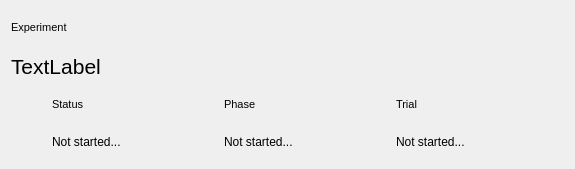
This is libs/habutil/habit/HExperimentStatusForm.ui in djsperka/habit2-src as Qt 5 draws it before an edit. The edited form follows.
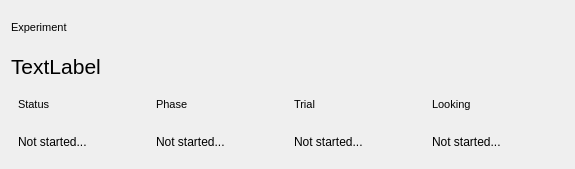
This is the edited form.

Commit message: Implement testing scheme, reorganize (messily) HExperiment and related stuff.

The edit to the form file:
```diff
--- a/libs/habutil/habit/HExperimentStatusForm.ui
+++ b/libs/habutil/habit/HExperimentStatusForm.ui
@@ -13,7 +13,7 @@
   <property name="windowTitle">
    <string>Form</string>
   </property>
-  <layout class="QVBoxLayout" name="verticalLayout_5">
+  <layout class="QVBoxLayout" name="verticalLayout_6">
    <item>
     <layout class="QVBoxLayout" name="verticalLayout">
      <item>
@@ -161,6 +161,41 @@
        </item>
       </layout>
      </item>
+     <item>
+      <layout class="QVBoxLayout" name="verticalLayout_5">
+       <item>
+        <widget class="QLabel" name="label_5">
+         <property name="font">
+          <font>
+           <pointsize>8</pointsize>
+          </font>
+         </property>
+         <property name="text">
+          <string>Looking</string>
+         </property>
+        </widget>
+       </item>
+       <item>
+        <widget class="QLabel" name="labelLooking">
+         <property name="sizePolicy">
+          <sizepolicy hsizetype="Fixed" vsizetype="Preferred">
+           <horstretch>0</horstretch>
+           <verstretch>0</verstretch>
+          </sizepolicy>
+         </property>
+         <property name="minimumSize">
+          <size>
+           <width>125</width>
+           <height>0</height>
+          </size>
+         </property>
+         <property name="text">
+          <string>Not started...</string>
+         </property>
+        </widget>
+       </item>
+      </layout>
+     </item>
     </layout>
    </item>
   </layout>
```
The commit also changes 35 other files.
